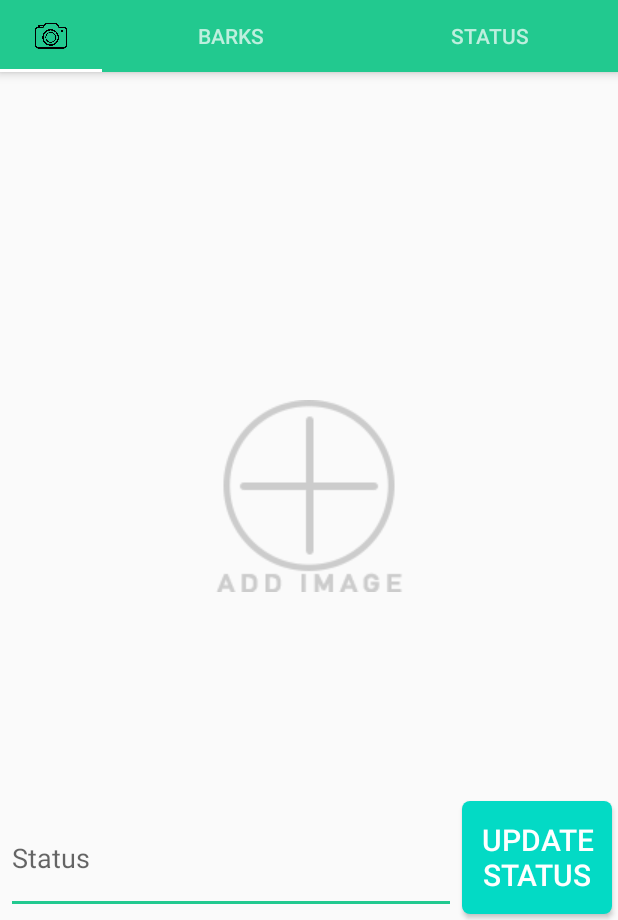
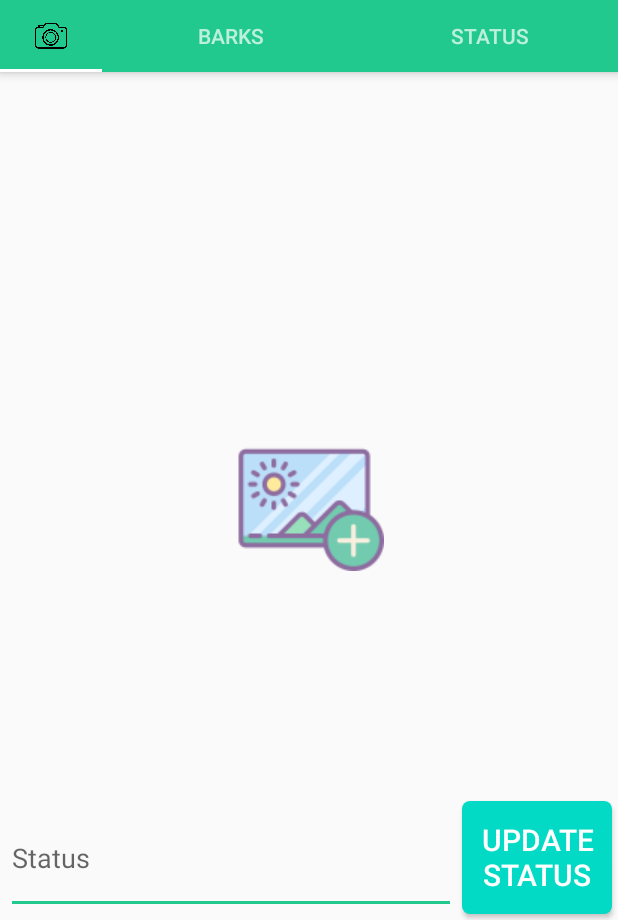
Before and after one commit to an6688/Dogstagram, an Android app: the screen it shows after launch once a user with an empty profile is signed in (MainView), after a tap on "UPDATE STATUS", on a phone screen of 412 x 824 dp, the part 316-1236 px from its top. Run offline under Robolectric (Android 15) with nearby library versions, the phone set to English and light mode, and no system bars; our stand-ins replace Firebase (no records; nobody signed in at launch, a user with empty details on screens opened directly).

Commit message:
final edit. ready to submit.

```diff
--- a/app/src/main/java/com/example/util/Consts.kt
+++ b/app/src/main/java/com/example/util/Consts.kt
@@ -4,16 +4,13 @@ val REQUEST_CODE_PHOTO = 23764
 val PERMISSIONS_REQUEST_READ_CONTACTS = 342
 val REQUEST_NEW_CHAT = 27635
 
-val DATA_USER_EMAIL = "email"
 val DATA_USER_PHONE = "phone"
-val DATA_USER_NAME = "name"
 val DATA_USER_IMAGE_URL = "imageUrl"
 val DATA_USER_STATUS = "status"
 val DATA_USER_STATUS_URL = "statusUrl"
 val DATA_USER_STATUS_TIME = "statusTime"
 val DATA_USER_CHATS = "userChats"
 
-//val DATA_IMAGES = "images" // TODO or is it Images?
 
 val DATA_CHATS = "chat"
 val DATA_CHAT_PARTICIPANTS = "chatParticipants"
--- a/app/src/main/res/drawable/update_status_background.xml
+++ b/app/src/main/res/drawable/update_status_background.xml
@@ -1,5 +1,5 @@
 <?xml version="1.0" encoding="utf-8"?>
 <bitmap xmlns:android="http://schemas.android.com/apk/res/android"
-    android:src="@drawable/add_status"
+    android:src="@drawable/add_new_status"
     android:tileMode="disabled"
     android:gravity="center" />
--- a/app/src/main/res/layout/activity_status.xml
+++ b/app/src/main/res/layout/activity_status.xml
@@ -21,7 +21,7 @@
         android:layout_width="match_parent"
         android:layout_height="wrap_content"
         android:layout_centerVertical="false"
-        android:layout_marginTop="375dp"
+        android:layout_marginTop="575dp"
         android:gravity="center_horizontal"
         android:textAlignment="center"
         android:background="@color/transparent_grey"
```
Also changed, not shown: app/src/main/res/drawable/add_new_status.png (added), 1 other file.
